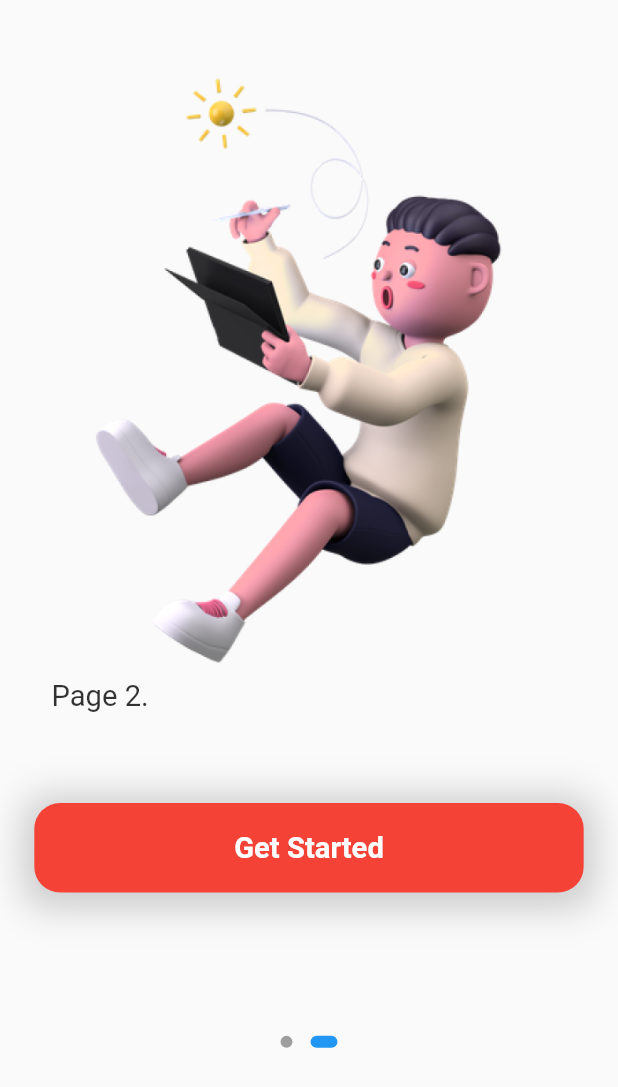
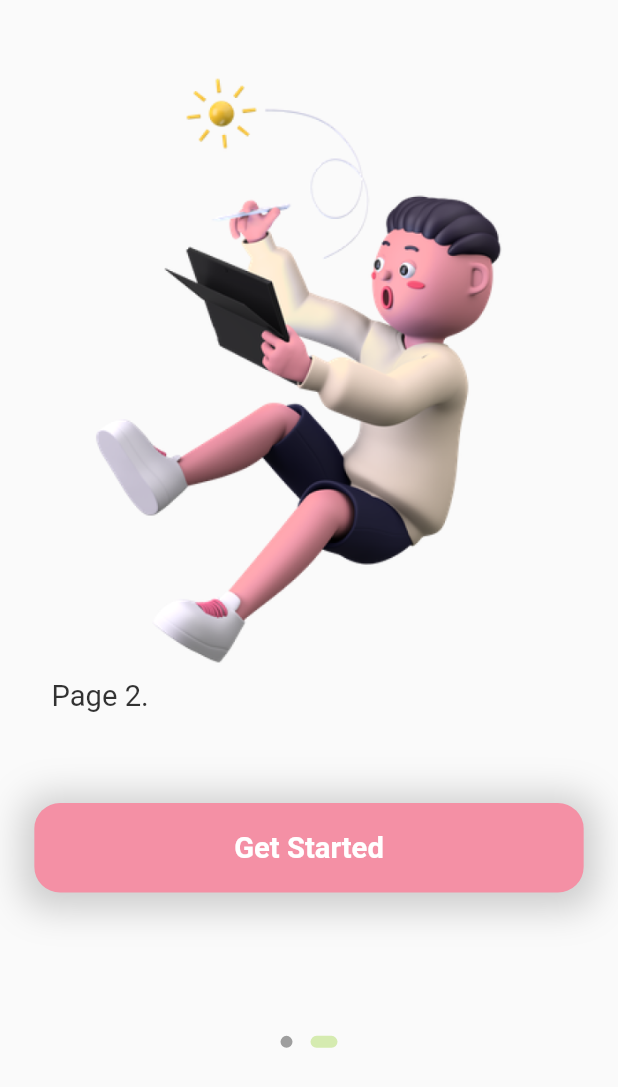
Before and after one commit to NoCAP-Capstone-Sem-2-2023/Iwipe, a Flutter app: the screen it shows after launch, swiped to page 2, on a phone screen of 412 x 824 dp. Shown: the top 1087 px of the screen. Run offline on Flutter 3.47's test engine with Material 2 defaults, Android fonts, the phone set to English and light mode, and no system bars; drawn by our look-alikes of dots_indicator; our stand-ins replace bloc, cloud_firestore, firebase_auth, firebase_core, flutter_bloc, flutter_screenutil; accounts and stored records are empty.

Commit message:
Update color patter and sync color theme across pages

```diff
--- /dev/null
+++ b/lib/common/values/colors.dart
@@ -0,0 +1,39 @@
+import 'dart:ui';
+
+class AppColors {
+  /// white background
+  static const Color primaryBackground = Color.fromARGB(255, 255, 255, 255);
+
+  /// grey background
+  static const Color primarySecondaryBackground =
+      Color.fromRGBO(241, 241, 241, 1);
+
+  /// main widget color
+  static const Color primaryElement = Color.fromRGBO(244, 144, 165, 1);
+  static const Color secondaryElement = Color.fromRGBO(213,235,176, 1);
+
+  /// main text color
+  static const Color primaryText = Color.fromRGBO(255, 255, 255, 1);
+
+  // video backgroun color
+  static const Color primary_bg = Color.fromARGB(210, 32, 47, 62);
+
+  /// main widget text color white
+  static const Color primaryElementText = Color.fromARGB(255, 255, 255, 255);
+
+  // main widget text color grey
+  static const Color primarySecondaryElementText =
+      Color.fromARGB(255, 102, 102, 102);
+
+  // main widget third color grey
+  static const Color primaryThreeElementText =
+      Color.fromARGB(255, 170, 170, 170);
+
+  static const Color primaryFourElementText =
+      Color.fromARGB(255, 204, 204, 204);
+
+  //state color
+  static const Color primaryElementStatus = Color.fromARGB(255, 88, 174, 127);
+
+  static const Color primaryElementBg = Color.fromARGB(255, 238, 121, 99);
+}
--- a/lib/main.dart
+++ b/lib/main.dart
@@ -2,6 +2,7 @@ import 'package:flutter/material.dart';
 import 'package:flutter_bloc/flutter_bloc.dart';
 import 'package:flutter_localizations/flutter_localizations.dart';
 import 'package:flutter_screenutil/flutter_screenutil.dart';
+import 'package:iwipe/pages/App/AppPage.dart';
 import 'package:iwipe/pages/register/bloc/register_blocs.dart';
 import 'package:iwipe/pages/register/register.dart';
 import 'package:iwipe/pages/signIn/bloc/sign_in_bloc.dart';
--- a/lib/pages/commonWidget.dart
+++ b/lib/pages/commonWidget.dart
@@ -1,5 +1,6 @@
 import 'package:flutter/material.dart';
 import 'package:flutter_screenutil/flutter_screenutil.dart';
+import 'package:iwipe/common/values/colors.dart';
 
 AppBar buildAppBar(String headerText) {
   return AppBar(
@@ -164,13 +165,13 @@ Widget buildButton(String buttonName, bool primary, void Function()? func) {
           top: buttonName == "Log In" ? 40.h : 0.h,
           bottom: 10.h),
       decoration: BoxDecoration(
-          color: primary ? Colors.blue : Colors.white,
+          color: primary ? AppColors.primaryElement : AppColors.secondaryElement,
           borderRadius: BorderRadius.all(Radius.circular(15.w))),
       child: Center(
         child: Text(
           buttonName,
           style: TextStyle(
-              color: buttonName == "Log In" ? Colors.white : Colors.black,
+              color: buttonName == "Log In" ? AppColors.primaryElementText : AppColors.primarySecondaryElementText,
               fontSize: 18.sp,
               fontWeight: FontWeight.w600),
         ),
--- a/lib/pages/splashScreen/splashScreen.dart
+++ b/lib/pages/splashScreen/splashScreen.dart
@@ -6,6 +6,7 @@ import 'package:flutter_screenutil/flutter_screenutil.dart';
 import 'package:iwipe/pages/splashScreen/bloc/splashScreen_states.dart';
 import 'package:iwipe/pages/splashScreen/bloc/splashScreen_events.dart';
 
+import '../../common/values/colors.dart';
 import 'bloc/splashScreen_blocs.dart';
 
 class SplashScreen extends StatefulWidget {
@@ -57,7 +58,7 @@ class _SplashScreenState extends State<SplashScreen> {
                         mainAxisAlignment: MainAxisAlignment.center,
                         decorator: DotsDecorator(
                           color: Colors.grey,
-                          activeColor: Colors.blue,
+                          activeColor: AppColors.secondaryElement,
                           size: const Size.square(8.0),
                           activeSize: const Size(18.0, 8.0),
                           activeShape: RoundedRectangleBorder(
@@ -114,7 +115,7 @@ class _SplashScreenState extends State<SplashScreen> {
             height: 50.h,
             decoration: BoxDecoration(
               borderRadius: BorderRadius.circular(15.w),
-              color: Colors.red,
+              color: AppColors.primaryElement,
               boxShadow: [
                 BoxShadow(
                   color: Colors.grey.withOpacity(0.5),
```
Also changed, not shown: lib/pages/App/AppPage.dart (added, +92 -0 lines), lib/pages/App/AppWidget.dart (added, +13 -0 lines).
